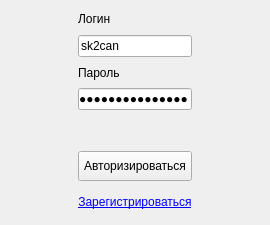
The window that client_side/resources/ui/auth_window.ui (Sk2can/Password-manager) describes before a commit, drawn with Qt 5.
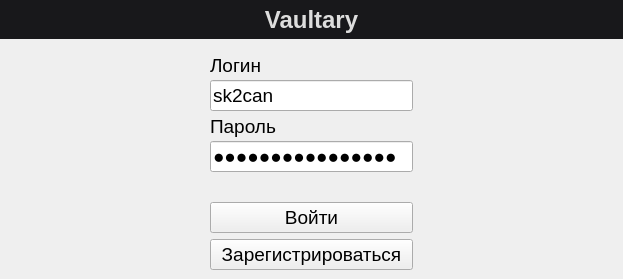
The same window after the commit.

The edit to the form file:
```diff
--- a/client_side/resources/ui/auth_window.ui
+++ b/client_side/resources/ui/auth_window.ui
@@ -12,12 +12,12 @@
    <rect>
     <x>0</x>
     <y>0</y>
-    <width>270</width>
-    <height>225</height>
+    <width>623</width>
+    <height>279</height>
    </rect>
   </property>
   <property name="sizePolicy">
-   <sizepolicy hsizetype="Preferred" vsizetype="Preferred">
+   <sizepolicy hsizetype="Minimum" vsizetype="Minimum">
     <horstretch>16</horstretch>
     <verstretch>9</verstretch>
    </sizepolicy>
@@ -25,7 +25,7 @@
   <property name="minimumSize">
    <size>
     <width>270</width>
-    <height>225</height>
+    <height>270</height>
    </size>
   </property>
   <property name="windowTitle">
@@ -38,114 +38,40 @@
      <verstretch>0</verstretch>
     </sizepolicy>
    </property>
-   <layout class="QGridLayout" name="gridLayout">
+   <layout class="QGridLayout" name="gridLayout" columnstretch="1,1,1">
     <property name="sizeConstraint">
      <enum>QLayout::SetDefaultConstraint</enum>
     </property>
     <property name="leftMargin">
-     <number>9</number>
+     <number>0</number>
     </property>
     <property name="topMargin">
-     <number>9</number>
+     <number>0</number>
     </property>
     <property name="rightMargin">
-     <number>9</number>
+     <number>0</number>
     </property>
     <property name="bottomMargin">
      <number>9</number>
     </property>
-    <item row="0" column="1">
-     <layout class="QVBoxLayout" name="verticalLayout_2">
-      <property name="sizeConstraint">
-       <enum>QLayout::SetMinimumSize</enum>
-      </property>
-      <item>
-       <widget class="QLabel" name="login_label">
-        <property name="sizePolicy">
-         <sizepolicy hsizetype="Minimum" vsizetype="Minimum">
-          <horstretch>0</horstretch>
-          <verstretch>0</verstretch>
-         </sizepolicy>
-        </property>
-        <property name="text">
-         <string>Логин</string>
-        </property>
-       </widget>
-      </item>
-      <item>
-       <widget class="QLineEdit" name="login_lineEdit">
-        <property name="sizePolicy">
-         <sizepolicy hsizetype="MinimumExpanding" vsizetype="Fixed">
-          <horstretch>0</horstretch>
-          <verstretch>0</verstretch>
-         </sizepolicy>
-        </property>
-        <property name="text">
-         <string>sk2can</string>
-        </property>
-       </widget>
-      </item>
-      <item>
-       <widget class="QLabel" name="password_label">
-        <property name="sizePolicy">
-         <sizepolicy hsizetype="Minimum" vsizetype="Minimum">
-          <horstretch>0</horstretch>
-          <verstretch>0</verstretch>
-         </sizepolicy>
-        </property>
-        <property name="text">
-         <string>Пароль</string>
-        </property>
-       </widget>
-      </item>
-      <item>
-       <widget class="QLineEdit" name="password_lineEdit">
-        <property name="sizePolicy">
-         <sizepolicy hsizetype="MinimumExpanding" vsizetype="Fixed">
-          <horstretch>0</horstretch>
-          <verstretch>0</verstretch>
-         </sizepolicy>
-        </property>
-        <property name="text">
-         <string>1111111111111111</string>
-        </property>
-        <property name="echoMode">
-         <enum>QLineEdit::Password</enum>
-        </property>
-       </widget>
-      </item>
-     </layout>
-    </item>
-    <item row="0" column="2" rowspan="2">
-     <layout class="QVBoxLayout" name="verticalLayout_3">
-      <property name="sizeConstraint">
-       <enum>QLayout::SetDefaultConstraint</enum>
-      </property>
-      <item>
-       <spacer name="horizontalSpacer">
-        <property name="orientation">
-         <enum>Qt::Horizontal</enum>
-        </property>
-        <property name="sizeType">
-         <enum>QSizePolicy::MinimumExpanding</enum>
-        </property>
-        <property name="sizeHint" stdset="0">
-         <size>
-          <width>0</width>
-          <height>0</height>
-         </size>
-        </property>
-       </spacer>
-      </item>
-     </layout>
-    </item>
-    <item row="1" column="1">
-     <layout class="QVBoxLayout" name="verticalLayout">
+    <item row="2" column="1">
+     <layout class="QVBoxLayout" name="verticalLayout" stretch="1,0,0">
       <property name="sizeConstraint">
        <enum>QLayout::SetMinimumSize</enum>
       </property>
       <item>
        <widget class="QLabel" name="error_label">
+        <property name="sizePolicy">
+         <sizepolicy hsizetype="Expanding" vsizetype="Expanding">
+          <horstretch>0</horstretch>
+          <verstretch>0</verstretch>
+         </sizepolicy>
+        </property>
+        <property name="font">
+         <font>
+          <pointsize>12</pointsize>
+         </font>
+        </property>
         <property name="styleSheet">
          <string notr="true">color: rgb(255, 0, 0);</string>
         </property>
@@ -157,13 +83,24 @@
       <item>
        <widget class="QPushButton" name="auth_pushButton">
         <property name="sizePolicy">
-         <sizepolicy hsizetype="Minimum" vsizetype="Minimum">
+         <sizepolicy hsizetype="Expanding" vsizetype="Expanding">
           <horstretch>180</horstretch>
           <verstretch>0</verstretch>
          </sizepolicy>
         </property>
+        <property name="font">
+         <font>
+          <pointsize>14</pointsize>
+         </font>
+        </property>
+        <property name="tabletTracking">
+         <bool>true</bool>
+        </property>
+        <property name="contextMenuPolicy">
+         <enum>Qt::DefaultContextMenu</enum>
+        </property>
         <property name="text">
-         <string>Авторизироваться</string>
+         <string>Войти</string>
         </property>
         <property name="iconSize">
          <size>
@@ -176,20 +113,16 @@
       <item>
        <widget class="QPushButton" name="registration_pushButton">
         <property name="sizePolicy">
-         <sizepolicy hsizetype="Minimum" vsizetype="Minimum">
+         <sizepolicy hsizetype="Expanding" vsizetype="Expanding">
           <horstretch>0</horstretch>
           <verstretch>0</verstretch>
          </sizepolicy>
         </property>
-        <property name="styleSheet">
-         <string notr="true">QPushButton {
- 	border: none;
-    color: blue;
- 	text-decoration: underline;
- }
-QPushButton:hover {
-	 color: red;
-}</string>
+        <property name="font">
+         <font>
+          <pointsize>14</pointsize>
+          <underline>false</underline>
+         </font>
         </property>
         <property name="text">
          <string>Зарегистрироваться</string>
@@ -198,7 +131,7 @@
       </item>
      </layout>
     </item>
-    <item row="0" column="0" rowspan="2">
+    <item row="1" column="0" rowspan="2">
      <layout class="QVBoxLayout" name="verticalLayout_4">
       <property name="sizeConstraint">
        <enum>QLayout::SetDefaultConstraint</enum>
@@ -221,6 +154,218 @@
       </item>
      </layout>
     </item>
+    <item row="1" column="2" rowspan="2">
+     <layout class="QVBoxLayout" name="verticalLayout_3">
+      <property name="sizeConstraint">
+       <enum>QLayout::SetDefaultConstraint</enum>
+      </property>
+      <item>
+       <spacer name="horizontalSpacer">
+        <property name="orientation">
+         <enum>Qt::Horizontal</enum>
+        </property>
+        <property name="sizeType">
+         <enum>QSizePolicy::MinimumExpanding</enum>
+        </property>
+        <property name="sizeHint" stdset="0">
+         <size>
+          <width>0</width>
+          <height>0</height>
+         </size>
+        </property>
+       </spacer>
+      </item>
+     </layout>
+    </item>
+    <item row="1" column="1">
+     <layout class="QVBoxLayout" name="verticalLayout_2" stretch="1,1,1,1">
+      <property name="spacing">
+       <number>0</number>
+      </property>
+      <property name="sizeConstraint">
+       <enum>QLayout::SetDefaultConstraint</enum>
+      </property>
+      <property name="topMargin">
+       <number>5</number>
+      </property>
+      <property name="bottomMargin">
+       <number>0</number>
+      </property>
+      <item>
+       <widget class="QLabel" name="login_label">
+        <property name="sizePolicy">
+         <sizepolicy hsizetype="Expanding" vsizetype="Fixed">
+          <horstretch>0</horstretch>
+          <verstretch>0</verstretch>
+         </sizepolicy>
+        </property>
+        <property name="minimumSize">
+         <size>
+          <width>0</width>
+          <height>30</height>
+         </size>
+        </property>
+        <property name="font">
+         <font>
+          <pointsize>14</pointsize>
+         </font>
+        </property>
+        <property name="frameShape">
+         <enum>QFrame::NoFrame</enum>
+        </property>
+        <property name="text">
+         <string>Логин</string>
+        </property>
+       </widget>
+      </item>
+      <item>
+       <widget class="QLineEdit" name="login_lineEdit">
+        <property name="sizePolicy">
+         <sizepolicy hsizetype="Expanding" vsizetype="Fixed">
+          <horstretch>0</horstretch>
+          <verstretch>0</verstretch>
+         </sizepolicy>
+        </property>
+        <property name="minimumSize">
+         <size>
+          <width>0</width>
+          <height>30</height>
+         </size>
+        </property>
+        <property name="font">
+         <font>
+          <pointsize>14</pointsize>
+         </font>
+        </property>
+        <property name="cursor">
+         <cursorShape>IBeamCursor</cursorShape>
+        </property>
+        <property name="mouseTracking">
+         <bool>true</bool>
+        </property>
+        <property name="focusPolicy">
+         <enum>Qt::StrongFocus</enum>
+        </property>
+        <property name="text">
+         <string>sk2can</string>
+        </property>
+        <property name="cursorPosition">
+         <number>6</number>
+        </property>
+        <property name="placeholderText">
+         <string/>
+        </property>
+        <property name="clearButtonEnabled">
+         <bool>false</bool>
+        </property>
+       </widget>
+      </item>
+      <item>
+       <widget class="QLabel" name="password_label">
+        <property name="sizePolicy">
+         <sizepolicy hsizetype="Expanding" vsizetype="Fixed">
+          <horstretch>0</horstretch>
+          <verstretch>0</verstretch>
+         </sizepolicy>
+        </property>
+        <property name="minimumSize">
+         <size>
+          <width>0</width>
+          <height>30</height>
+         </size>
+        </property>
+        <property name="font">
+         <font>
+          <pointsize>14</pointsize>
+         </font>
+        </property>
+        <property name="text">
+         <string>Пароль</string>
+        </property>
+       </widget>
+      </item>
+      <item>
+       <widget class="QLineEdit" name="password_lineEdit">
+        <property name="sizePolicy">
+         <sizepolicy hsizetype="Expanding" vsizetype="Fixed">
+          <horstretch>0</horstretch>
+          <verstretch>0</verstretch>
+         </sizepolicy>
+        </property>
+        <property name="minimumSize">
+         <size>
+          <width>0</width>
+          <height>30</height>
+         </size>
+        </property>
+        <property name="font">
+         <font>
+          <pointsize>14</pointsize>
+         </font>
+        </property>
+        <property name="text">
+         <string>1111111111111111</string>
+        </property>
+        <property name="echoMode">
+         <enum>QLineEdit::Password</enum>
+        </property>
+        <property name="placeholderText">
+         <string notr="true"/>
+        </property>
+       </widget>
+      </item>
+     </layout>
+    </item>
+    <item row="0" column="0" colspan="3">
+     <widget class="QWidget" name="widget" native="true">
+      <property name="sizePolicy">
+       <sizepolicy hsizetype="Preferred" vsizetype="Preferred">
+        <horstretch>0</horstretch>
+        <verstretch>8</verstretch>
+       </sizepolicy>
+      </property>
+      <property name="styleSheet">
+       <string notr="true">background-color: rgb(24, 24, 27);</string>
+      </property>
+      <layout class="QHBoxLayout" name="horizontalLayout_2">
+       <property name="spacing">
+        <number>0</number>
+       </property>
+       <property name="leftMargin">
+        <number>0</number>
+       </property>
+       <property name="topMargin">
+        <number>0</number>
+       </property>
+       <property name="rightMargin">
+        <number>0</number>
+       </property>
+       <property name="bottomMargin">
+        <number>0</number>
+       </property>
+       <item>
+        <widget class="QLabel" name="label">
+         <property name="font">
+          <font>
+           <pointsize>18</pointsize>
+           <weight>75</weight>
+           <bold>true</bold>
+          </font>
+         </property>
+         <property name="styleSheet">
+          <string notr="true">color: rgb(221, 221, 221);</string>
+         </property>
+         <property name="text">
+          <string>Vaultary</string>
+         </property>
+         <property name="alignment">
+          <set>Qt::AlignCenter</set>
+         </property>
+        </widget>
+       </item>
+      </layout>
+     </widget>
+    </item>
    </layout>
   </widget>
  </widget>
```
Left out of the diff: 10 changed lines with no effect on the pictures.
